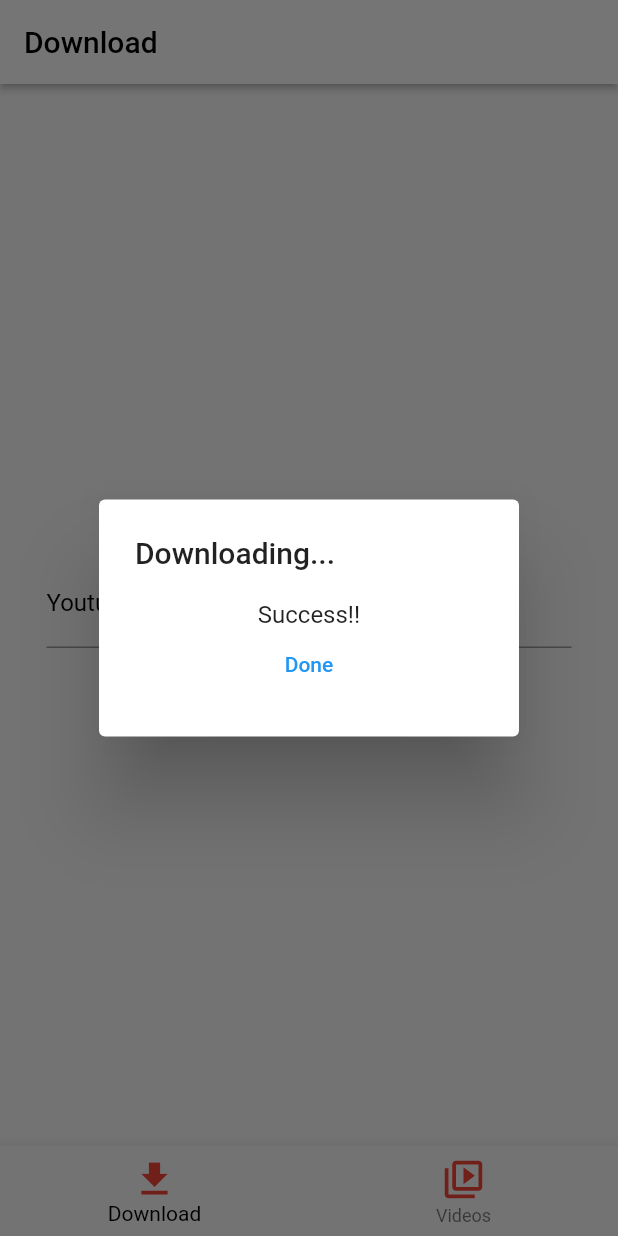
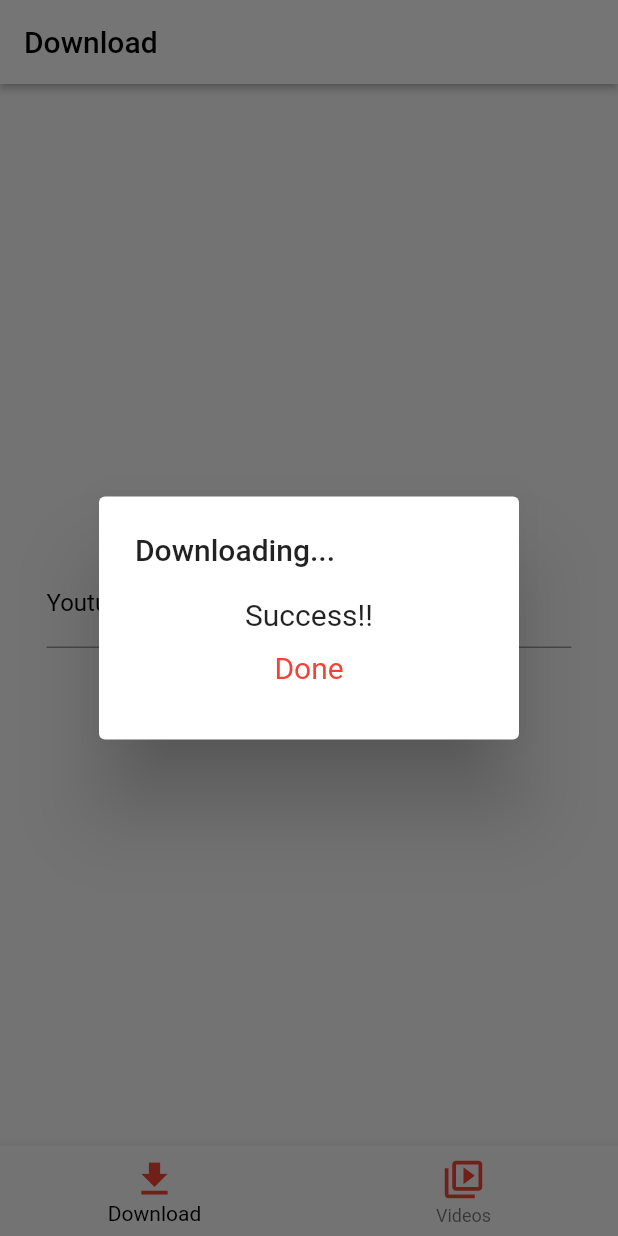
Before and after one commit to kk0128jp/FlutterApp_YoutubeDonwloader, a Flutter app: the screen it shows after launch, after a tap on "Download", on a phone screen of 412 x 824 dp. Run offline on Flutter 3.47's test engine with Material 2 defaults, Android fonts, the light colour scheme and no system bars; our stand-ins replace share_plus, sqflite, video_player; missing offline and left inert: youtube_explode_dart; accounts and stored records are empty; network calls fail; Roboto replaces fonts that are missing (Robot).

Commit message:
Fix download alertdialog design

```diff
--- a/lib/download.dart
+++ b/lib/download.dart
@@ -250,7 +250,7 @@ class _DownloadPageState extends State<DownloadPage> {
                 builder: (context, snapshot) {
                   if (snapshot.connectionState == ConnectionState.waiting) {
                     return const SizedBox(
-                      width: 50.0,
+                      width: 0.0,
                       height: 50.0,
                       child: CircularProgressIndicator(),
                     );
@@ -263,12 +263,22 @@ class _DownloadPageState extends State<DownloadPage> {
                     return Column(
                       mainAxisSize: MainAxisSize.min,
                       children: [
-                        const Text('Success!!'),
+                        const Text(
+                          'Success!!',
+                          style: TextStyle(
+                            fontSize: 20.0,
+                            fontWeight: FontWeight.w400,
+                            fontFamily: "Robot",
+                          ),
+                        ),
                         TextButton(
                           onPressed: () => Navigator.pop(context),
                           child: const Text(
                           'Done',
                           style: TextStyle(
+                            color: Colors.red,
+                            fontSize: 20.0,
+                            fontWeight: FontWeight.w400,
                             fontFamily: "Robot",
                             ),
                           ),
```
